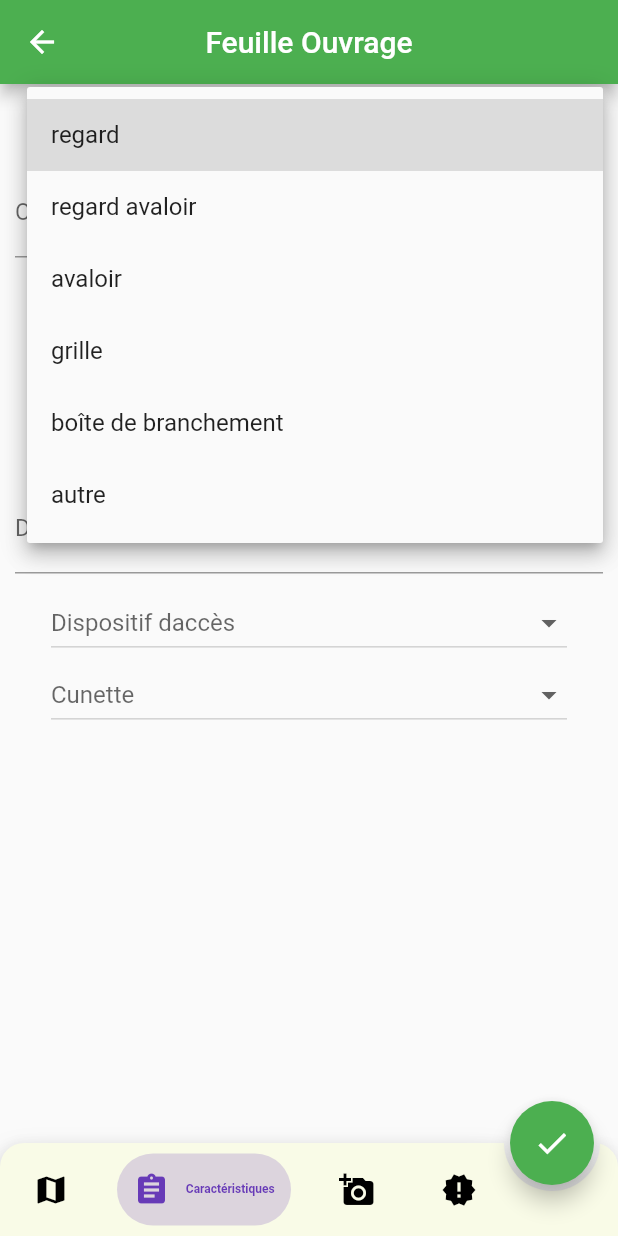
After one commit to linakda/FlutterTabletApp, a Flutter app: the FeuilleOuvrage screen opened directly, item 2 of the bottom bar chosen, after a tap on "Type", on a phone screen of 412 x 824 dp. The commit adds this screen. Run offline on Flutter 3.47's test engine with Material 2 defaults, Android fonts, the phone set to English and light mode, and no system bars; drawn by our look-alikes of bubble_bottom_bar; our stand-ins replace flutter_typeahead, image_picker.

Commit message:
FeuilleOuvrage & co

```diff
--- /dev/null
+++ b/geo_diagnostique_app/lib/Caractere.dart
@@ -0,0 +1,147 @@
+import 'package:flutter/material.dart';
+import 'package:flutter/widgets.dart';
+import 'package:flutter/rendering.dart';
+import 'package:geo_diagnostique_app/Anomalies.dart';
+import 'package:geo_diagnostique_app/FicheOuvrage.dart';
+import 'package:geo_diagnostique_app/Localisation.dart';
+import 'package:geo_diagnostique_app/Schema.dart';
+import 'package:geo_diagnostique_app/Size.dart';
+import 'package:bubble_bottom_bar/bubble_bottom_bar.dart';
+
+
+class Caractere extends StatelessWidget{
+  FicheOuvrage ouvrage = new FicheOuvrage();
+  SizeConfig size = new SizeConfig();
+  TextStyle textSize = new TextStyle(fontSize: SizeConfig.fontSize);
+  Color color = Colors.teal[700];
+  EdgeInsetsGeometry textPadding = EdgeInsets.all(SizeConfig.screenPadding);
+  int navigationIndex;
+  TextEditingController communeController = TextEditingController();
+  TextEditingController rueController = TextEditingController();
+  final int currentIndex=1;
+
+
+  Widget build(BuildContext context){
+
+    SizeConfig().init(context);
+    return new Scaffold(
+
+
+      body: Container(
+        padding: EdgeInsets.all(10.0),
+      child: Column( children:[
+
+ new DropdownButton<String>(
+
+        hint: Text('Type'),
+        items: <String>['regard', 'regard avaloir', 'avaloir', 'grille', 'boîte de branchement', 'autre'].map((String value) {
+          return new DropdownMenuItem<String>(
+            child: SizedBox(width: 320.0,
+            child: Text(value, textAlign: TextAlign.left,)
+            ,),
+              value: value,
+             // child: new Text(value),
+          );
+        }).toList(),
+        onChanged: (_) {},
+      ),
+  Padding(
+              padding: const EdgeInsets.only(bottom: 9.0),
+                child: TextField(
+                  style: TextStyle(fontSize: 15.5),
+                 controller: rueController,
+                  onChanged: (v) => rueController.text = v,
+                  decoration: InputDecoration(
+                  labelText: 'Observations',
+              )),
+          ),
+
+
+ new DropdownButton<String>(
+        hint: Text('Dispositif de fermeture'),
+        items: <String>['fonte', 'béton', 'autre: ', ].map((String value) {
+          return new DropdownMenuItem<String>(
+             child: SizedBox(width: 320.0,
+            child: Text(value, textAlign: TextAlign.left,)
+            ,),
+              value: value,
+            //  child: new Text(value),
+          );
+        }).toList(),
+        onChanged: (_) {},
+      ),
+
+ new DropdownButton<String>(
+        hint: Text('Section (cheminée)'),
+        items: <String>['Circulaire', 'rectangulaire'].map((String value) {
+          return new DropdownMenuItem<String>(
+             child: SizedBox(width: 320.0,
+            child: Text(value, textAlign: TextAlign.left,)
+            ,),
+              value: value,
+            //  child: new Text(value),
+          );
+        }).toList(),
+        onChanged: (_) {},
+      ),
+       new DropdownButton<String>(
+        hint: Text('Nature (cheminée)'),
+        items: <String>['préfabriquée', 'maçonnée', 'PVC' , 'autre : '].map((String value) {
+          return new DropdownMenuItem<String>(
+             child: SizedBox(width: 320.0,
+            child: Text(value, textAlign: TextAlign.left,)
+            ,),
+              value: value,
+            //  child: new Text(value),
+          );
+        }).toList(),
+        onChanged: (_) {},
+      ),
+
+       Padding(
+              padding: const EdgeInsets.only(bottom: 9.0),
+                child: TextField(
+                style: TextStyle(fontSize: 15.5),
+                 controller: rueController,
+                  onChanged: (v) => rueController.text = v,
+                  decoration: InputDecoration(
+                  labelText: 'Dimension (cheminée)',
+                  hintText: 'ex: 1000mm',
+              )),
+          ),
+           new DropdownButton<String>(
+        hint: Text('Dispositif daccès'),
+        items: <String>['présence dechelons', 'présence dune crosse'].map((String value) {
+          return new DropdownMenuItem<String>(
+             child: SizedBox(width: 320.0,
+            child: Text(value, textAlign: TextAlign.left,)
+            ,),
+              value: value,
+            //  child: new Text(value),
+          );
+        }).toList(),
+        onChanged: (_) {},
+      ),
+       new DropdownButton<String>(
+        hint: Text('Cunette'),
+        items: <String>['préfabriquée', 'maçonnée', 'absence de cunette'].map((String value) {
+          return new DropdownMenuItem<String>(
+             child: SizedBox(width: 320.0,
+            child: Text(value, textAlign: TextAlign.left,)
+            ,),
+              value: value,
+            //  child: new Text(value),
+          );
+        }).toList(),
+        onChanged: (_) {},
+      ),
+ ], //Children
+        ),
+      ),
+
+
+
+    );
+  }
+
+}
--- /dev/null
+++ b/geo_diagnostique_app/lib/FeuilleOuvrage.dart
@@ -0,0 +1,110 @@
+
+import 'package:bubble_bottom_bar/bubble_bottom_bar.dart';
+import 'package:flutter/material.dart';
+import 'package:flutter/widgets.dart';
+import 'package:flutter/rendering.dart';
+import 'package:geo_diagnostique_app/Anomalies.dart';
+import 'package:geo_diagnostique_app/Caractere.dart';
+import 'package:geo_diagnostique_app/Localisation.dart';
+import 'package:geo_diagnostique_app/Schema.dart';
+import 'package:geo_diagnostique_app/Size.dart';
+
+
+class FeuilleOuvrage extends StatefulWidget{
+@override
+  FeuilleOuvrageState createState() => FeuilleOuvrageState();
+}
+
+enum ConfirmAction { Annuler, Valider }
+
+class FeuilleOuvrageState extends State<FeuilleOuvrage> {
+
+  int currentIndex=0;
+
+ //Création d'une boîte AlertDialog après validation du formulaire
+  Future<ConfirmAction>  _asyncConfirmDialog(BuildContext context) async {
+    return showDialog<ConfirmAction>(
+      context: context,
+      barrierDismissible: false,  // taper bouton pour fermer la fenêtre
+      builder: (BuildContext context){
+        return AlertDialog(
+          title: Text('Valider le formulaire?'),
+          content: const Text("Le fomulaire sera enregistré dans son intégralité"),
+          actions: <Widget>[
+            FlatButton(
+              child: const Text("Annuler"),
+            onPressed: () {
+            Navigator.of(context).pop(ConfirmAction.Annuler);
+            },
+            ),
+            FlatButton(
+              child:const Text('Valider'),
+              onPressed: () {
+              Navigator.of(context).pop(ConfirmAction.Valider);
+              },
+            )
+          ],
+        );
+      },
+    );
+  }
+
+  Widget build(BuildContext context){
+
+    SizeConfig().init(context);
+    return new Scaffold(
+
+      appBar: AppBar(
+        backgroundColor: Colors.green,
+        title: Text("Feuille Ouvrage"),
+        centerTitle: true,
+      ),
+
+      body: [
+        Localisation(),
+        Caractere(),
+        LandingScreen(),
+        Anomalie(),
+      ].elementAt(currentIndex),
+
+
+      floatingActionButton: FloatingActionButton(
+                onPressed: () async{
+        final ConfirmAction action = await _asyncConfirmDialog(context);
+          print("Confirm action $action");
+                    },
+                child: Icon(Icons.check, size: 25,),
+                backgroundColor: Colors.green,
+        ),
+
+      floatingActionButtonLocation: FloatingActionButtonLocation.endDocked,
+
+
+      bottomNavigationBar: BubbleBottomBar(
+        backgroundColor: Colors.lime[50],
+        opacity: .2,
+        borderRadius: BorderRadius.vertical(top: Radius.circular(16)),
+        elevation: 8,
+        fabLocation: BubbleBottomBarFabLocation.end, //new
+        hasNotch: true, //new
+        hasInk: true, //new, gives a cute ink effect
+        inkColor: Colors.black12, //optional, uses
+        currentIndex: currentIndex,
+        items: <BubbleBottomBarItem>[
+            BubbleBottomBarItem(backgroundColor: Colors.red, icon: Icon(Icons.map, color: Colors.black,), activeIcon: Icon(Icons.map, color: Colors.red,), title: Text("Localisation", style: TextStyle(fontSize:10,color:Colors.red ),),),
+            BubbleBottomBarItem(backgroundColor: Colors.deepPurple, icon: Icon(Icons.assignment, color: Colors.black,), activeIcon: Icon(Icons.assignment, color: Colors.deepPurple,), title: Text("Caractéristiques", style: TextStyle(fontSize:8,color:Colors.deepPurple ),)),
+            BubbleBottomBarItem(backgroundColor: Colors.lightBlue, icon: Icon(Icons.add_a_photo, color: Colors.black,), activeIcon: Icon(Icons.add_a_photo, color: Colors.lightBlue,), title: Text("Schéma", style: TextStyle(fontSize:10,color:Colors.indigo ),)),
+            BubbleBottomBarItem(backgroundColor: Colors.green, icon: Icon(Icons.new_releases, color: Colors.black,), activeIcon: Icon(Icons.new_releases, color: Colors.green,), title: Text("Anomalies",  style: TextStyle(fontSize:11,color:Colors.green ),))],
+        onTap: (newIndex) {
+            setState(() {
+              currentIndex= newIndex;
+            });
+
+          }
+        ),
+
+
+      );
+    }
+
+}
--- a/geo_diagnostique_app/lib/FicheOuvrage.dart
+++ b/geo_diagnostique_app/lib/FicheOuvrage.dart
@@ -26,7 +26,9 @@ class FicheOuvrage {
   List <CaracteristiqueCanalisation> listCanalisation;
 
   // --- Anomalies observées --- \\
-  List <String> tracesCharge = new List(2);
+  //List <String> tracesCharge = new List(2);
+  List <String> tracesCharge = ['Oui', 'Non'];
+
   List <String> perturbationEcoulement = new List(3);
   List <String> defautEtancheite = new List(3);
   List <String> tracesInfiltration = new List(3);
--- /dev/null
+++ b/geo_diagnostique_app/lib/Localisation.dart
@@ -0,0 +1,90 @@
+import 'package:flutter/material.dart';
+import 'package:flutter/widgets.dart';
+import 'package:flutter/rendering.dart';
+import 'package:geo_diagnostique_app/Anomalies.dart';
+import 'package:geo_diagnostique_app/Caractere.dart';
+import 'package:geo_diagnostique_app/FicheOuvrage.dart';
+import 'package:geo_diagnostique_app/Schema.dart';
+import 'package:geo_diagnostique_app/Size.dart';
+import 'package:bubble_bottom_bar/bubble_bottom_bar.dart';
+
+
+class Localisation extends StatefulWidget{
+  @override
+  LocalisationState createState() => LocalisationState();
+}
+class LocalisationState extends State<Localisation> {
+  FicheOuvrage ouvrage = new FicheOuvrage();
+  SizeConfig size = new SizeConfig();
+  TextStyle textSize = new TextStyle(fontSize: SizeConfig.fontSize);
+  Color color = Colors.teal[700];
+  EdgeInsetsGeometry textPadding = EdgeInsets.all(SizeConfig.screenPadding);
+  int navigationIndex;
+  final int currentIndex=0;
+  TextEditingController communeController = TextEditingController();
+  TextEditingController rueController = TextEditingController();
+
+
+
+
+
+  @override
+  Widget build(BuildContext context){
+
+    SizeConfig().init(context);
+    return new Scaffold(
+
+
+      body: Container(
+
+      child: Column( children:[
+  Padding(
+              padding: const EdgeInsets.only(bottom: 9.0),
+                child: TextField(
+                 controller: rueController,
+                  onChanged: (v) => rueController.text = v,
+                  decoration: InputDecoration(
+                  labelText: 'Commune',
+              )),
+          ),
+ Padding(
+              padding: const EdgeInsets.only(bottom: 9.0),
+                child: TextField(
+                 controller: rueController,
+                  onChanged: (v) => rueController.text = v,
+                  decoration: InputDecoration(
+                  labelText: 'Nom de la rue',
+              )),
+          ),
+
+ new DropdownButton<String>(
+        hint: Text('Implantation'),
+        items: <String>['chaussée', 'trottoir', 'accotement', 'terrain naturel', 'domaine privé'].map((String value) {
+          return new DropdownMenuItem<String>(
+              value: value,
+              child: new Text(value),
+          );
+        }).toList(),
+        onChanged: (_) {},
+      ),
+
+ new DropdownButton<String>(
+        hint: Text('Type de réseau'),
+        items: <String>['séparatif EU', 'séparatif EP', 'unitaire', 'autre : '].map((String value) {
+          return new DropdownMenuItem<String>(
+              value: value,
+              child: new Text(value),
+          );
+        }).toList(),
+        onChanged: (_) {},
+      ),
+ ], //Children
+        ),
+      ),
+
+    );
+
+
+ }
+
+}
--- a/geo_diagnostique_app/pubspec.yaml
+++ b/geo_diagnostique_app/pubspec.yaml
@@ -19,6 +19,9 @@ environment:
 dependencies:
   flutter:
     sdk: flutter
+  image_picker :
+  bubble_bottom_bar: ^1.2.0
+
 
   # The following adds the Cupertino Icons font to your application.
   # Use with the CupertinoIcons class for iOS style icons.
```
Also changed, not shown: geo_diagnostique_app/lib/Anomalies.dart (added, +114 -0 lines), geo_diagnostique_app/lib/Schema.dart (added, +86 -0 lines), geo_diagnostique_app/pubspec.lock, 11 other files.
